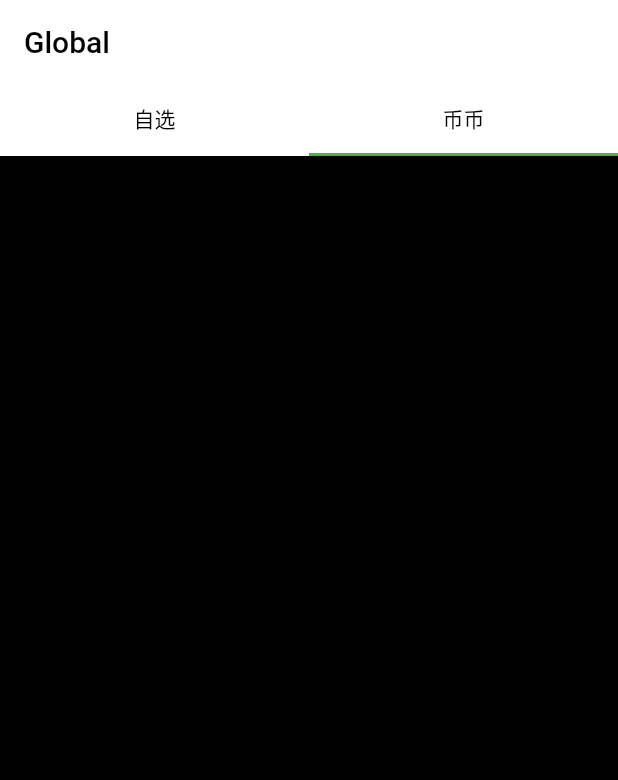
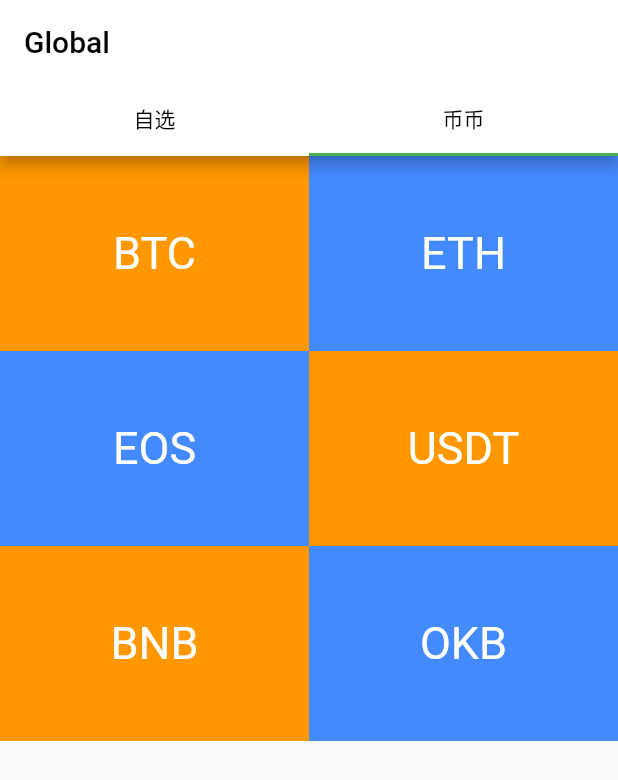
Before and after one commit to 156980441/flutter_demo, a Flutter app: the screen it shows after launch, tab 2 chosen, on a phone screen of 412 x 824 dp. Shown: the top 780 px of the screen. Run offline on Flutter 3.47's test engine with Material 2 defaults, Android fonts, the phone set to English and light mode, and no system bars; our stand-ins replace flutter_swiper; generated files the repository leaves out were written again; network calls fail.

Commit message:
【提交类型】new 【修改内容】提交文件，增加了币币分类页面 【影响范围】bb 【风险评估】low

```diff
--- a/flutter_news/lib/category/category_view.dart
+++ b/flutter_news/lib/category/category_view.dart
@@ -8,6 +8,16 @@ class CategoryView extends StatefulWidget {
 }
 
 class _CategoryViewState extends State<CategoryView> {
+  List<String> _categorys = [
+    "BTC",
+    "ETH",
+    "EOS",
+    "USDT",
+    "BNB",
+    "OKB",
+    "HT",
+  ];
+
   @override
   void initState() {
     super.initState();
@@ -15,6 +25,48 @@ class _CategoryViewState extends State<CategoryView> {
 
   @override
   Widget build(BuildContext context) {
-    return Container(color: Colors.black);
+    return Container(
+      child: ListView.builder(
+        itemBuilder: (BuildContext context, int index) {
+          return _getItem(context, index);
+        },
+        itemCount: _categorys.length ~/ 2,
+      ),
+    );
+  }
+
+  Widget _getItem(BuildContext context, int index) {
+    return Container(
+      child: Row(
+        children: <Widget>[
+          Container(
+            child: Center(
+              child: Text(
+                _categorys[index * 2],
+                textAlign: TextAlign.center,
+                style: TextStyle(fontSize: 30, color: Colors.white),
+              ),
+            ),
+            width: MediaQuery.of(context).size.width / 2,
+            color: index % 2 == 0 ? Colors.orange : Colors.blueAccent,
+            height: 130,
+          ),
+          Container(
+            child: Center(
+              child: Text(
+                _categorys[index * 2 + 1],
+                textAlign: TextAlign.center,
+                style: TextStyle(fontSize: 30, color: Colors.white),
+              ),
+            ),
+            width: MediaQuery.of(context).size.width / 2,
+            color: index % 2 != 0 ? Colors.orange : Colors.blueAccent,
+            height: 130,
+          ),
+        ],
+      ),
+      width: MediaQuery.of(context).size.width / 2,
+      height: 130,
+    );
   }
 }
```
